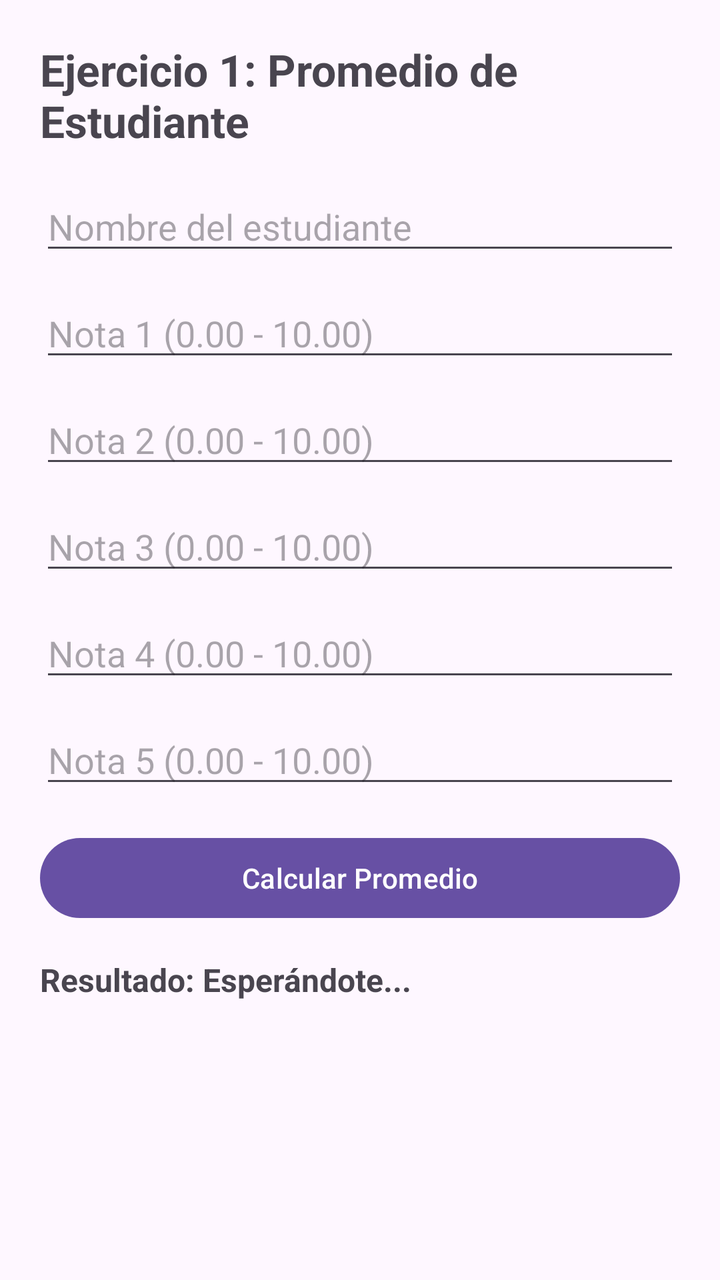
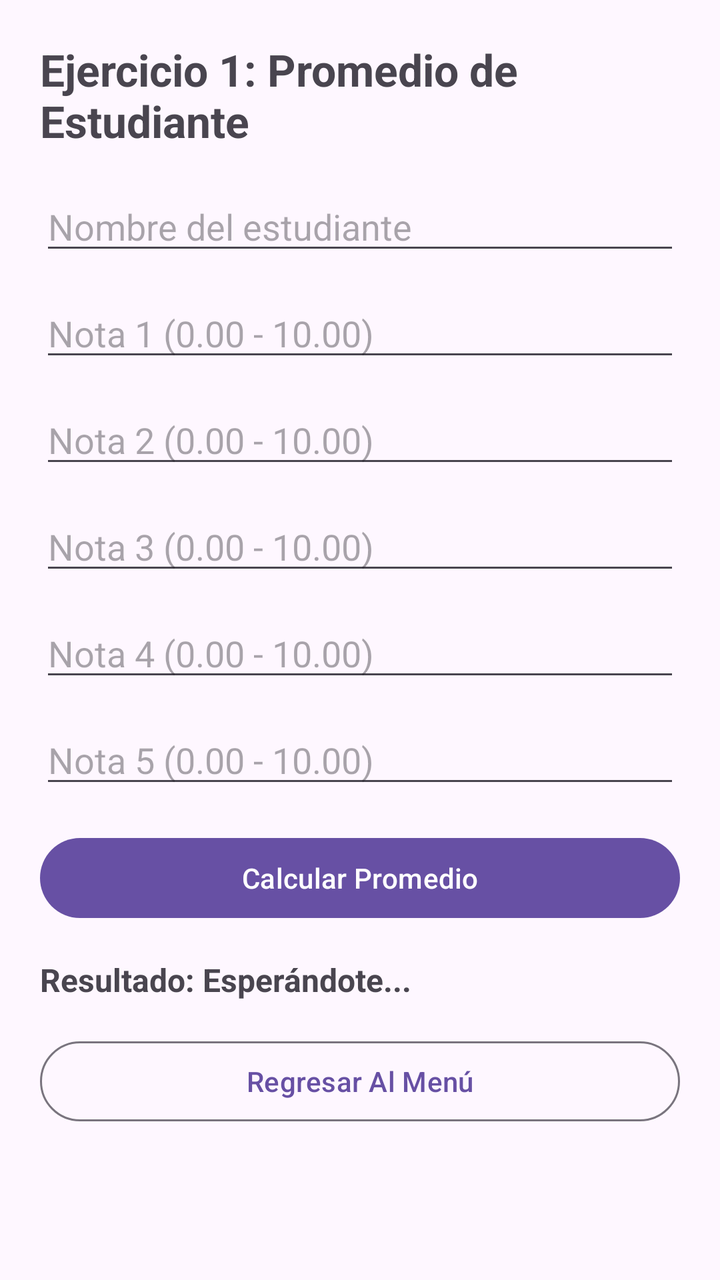

Screens rendered from an Android XML layout before and after an edit, with the pre-edit source and the edit as a unified diff.
<!-- AndroidManifest.xml: application theme Theme.Desafio1DSML -->
<!-- res/layout/activity_ejercicio1.xml -->
<?xml version="1.0" encoding="utf-8"?>
<ScrollView xmlns:android="http://schemas.android.com/apk/res/android"
    xmlns:tools="http://schemas.android.com/tools"
    android:layout_width="match_parent"
    android:layout_height="match_parent"
    android:padding="20dp"
    tools:context=".Ejercicio1Activity">

    <LinearLayout
        android:layout_width="match_parent"
        android:layout_height="wrap_content"
        android:orientation="vertical">

        <TextView
            android:layout_width="wrap_content"
            android:layout_height="wrap_content"
            android:text="Ejercicio 1: Promedio de Estudiante"
            android:textSize="22sp"
            android:textStyle="bold"
            android:layout_marginBottom="16dp" />

        <EditText
            android:id="@+id/etNombreEstudiante"
            android:layout_width="match_parent"
            android:layout_height="wrap_content"
            android:hint="Nombre del estudiante"
            android:inputType="textPersonName"
            android:layout_marginBottom="12dp" />

        <EditText
            android:id="@+id/etNota1"
            android:layout_width="match_parent"
            android:layout_height="wrap_content"
            android:hint="Nota 1 (0.00 - 10.00)"
            android:inputType="numberDecimal"
            android:layout_marginBottom="12dp" />

        <EditText
            android:id="@+id/etNota2"
            android:layout_width="match_parent"
            android:layout_height="wrap_content"
            android:hint="Nota 2 (0.00 - 10.00)"
            android:inputType="numberDecimal"
            android:layout_marginBottom="12dp" />

        <EditText
            android:id="@+id/etNota3"
            android:layout_width="match_parent"
            android:layout_height="wrap_content"
            android:hint="Nota 3 (0.00 - 10.00)"
            android:inputType="numberDecimal"
            android:layout_marginBottom="12dp" />

        <EditText
            android:id="@+id/etNota4"
            android:layout_width="match_parent"
            android:layout_height="wrap_content"
            android:hint="Nota 4 (0.00 - 10.00)"
            android:inputType="numberDecimal"
            android:layout_marginBottom="12dp" />

        <EditText
            android:id="@+id/etNota5"
            android:layout_width="match_parent"
            android:layout_height="wrap_content"
            android:hint="Nota 5 (0.00 - 10.00)"
            android:inputType="numberDecimal"
            android:layout_marginBottom="16dp" />

        <Button
            android:id="@+id/btnCalcularPromedio"
            android:layout_width="match_parent"
            android:layout_height="wrap_content"
            android:text="Calcular Promedio"
            android:layout_marginBottom="16dp" />

        <TextView
            android:id="@+id/tvResultadoPromedio"
            android:layout_width="match_parent"
            android:layout_height="wrap_content"
            android:text="Resultado: Esperándote..."
            android:textSize="16sp"
            android:textStyle="bold" />

    </LinearLayout>
</ScrollView>
<!-- resources referenced by this layout -->
<resources>
  <style name="Theme.Desafio1DSML" parent="Base.Theme.Desafio1DSML" />
  <style name="Base.Theme.Desafio1DSML" parent="Theme.Material3.DayNight.NoActionBar">
          
          
      </style>
</resources>

<!-- the commit's change to res/layout/activity_ejercicio1.xml (unified diff, before → after) -->
@@ -82,5 +82,13 @@
             android:textSize="16sp"
             android:textStyle="bold" />
 
+        <Button
+            android:id="@+id/btnRegresar1"
+            android:layout_width="match_parent"
+            android:layout_height="wrap_content"
+            android:text="Regresar Al Menú"
+            android:layout_marginTop="16dp"
+            style="?attr/materialButtonOutlinedStyle" />
+
     </LinearLayout>
 </ScrollView>
